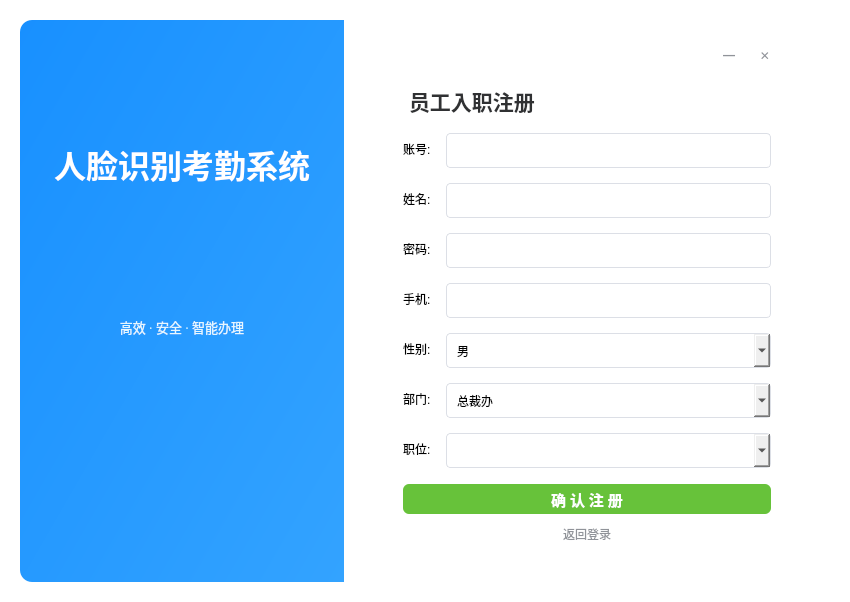
Before: the Qt Designer form AttendanceClient/AttendanceClient.ui in cai-0312/FaceAttendanceSystem, drawn with Qt 5.
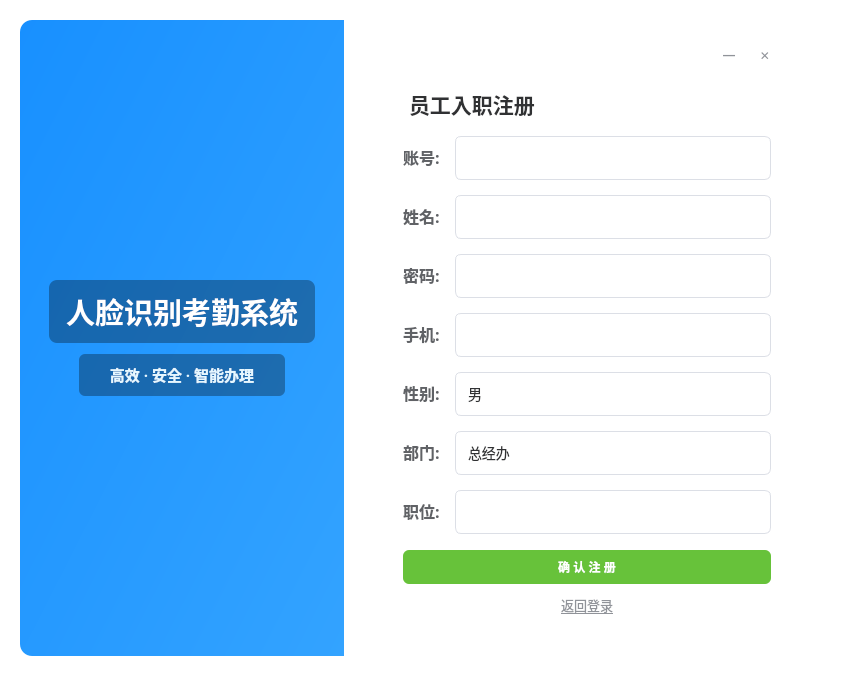
After: the same form once the commit is applied. The open tabs and pages were chosen to show the change. Icons and pictures are not drawn.

```diff
--- a/AttendanceClient/AttendanceClient.ui
+++ b/AttendanceClient/AttendanceClient.ui
@@ -7,11 +7,11 @@
 				<x>0</x>
 				<y>0</y>
 				<width>850</width>
-				<height>600</height>
+    <height>676</height>
 			</rect>
 		</property>
 		<property name="windowTitle">
-			<string>人脸识别考勤系统</string>
+   <string>人脸识别签到考勤系统</string>
 		</property>
 		<property name="styleSheet">
 			<string notr="true">QWidget#AttendanceClientClass { background: transparent; }</string>
@@ -35,20 +35,45 @@
 						<item>
 							<widget class="QFrame" name="frame_LeftBrand">
 								<property name="styleSheet">
-									<string notr="true">QFrame#frame_LeftBrand { background-color: qlineargradient(x1:0, y1:0, x2:1, y2:1, stop:0 #1890FF, stop:1 #33A3FF); border-top-left-radius: 12px; border-bottom-left-radius: 12px; }</string>
+         <string notr="true">
+										/* 🚀 核心魔法：在这里加载图案背景，并保持左侧圆角 */
+										QFrame#frame_LeftBrand {
+										/* 如果找不到图片，会退化显示这个科技蓝渐变色保底 */
+										background-color: qlineargradient(x1:0, y1:0, x2:1, y2:1, stop:0 #1890FF, stop:1 #33A3FF);
+
+										/* 读取外部图片并拉伸填满。请将图片命名为 login_bg.jpg 放在项目目录下 */
+										border-image: url(login_bg.jpg) 0 0 0 0 stretch stretch;
+
+										border-top-left-radius: 12px;
+										border-bottom-left-radius: 12px;
+										}
+									</string>
 								</property>
 								<layout class="QVBoxLayout" name="verticalLayout_Brand">
+         <item>
+          <spacer name="verticalSpacer">
+           <property name="orientation">
+            <enum>Qt::Orientation::Vertical</enum>
+           </property>
+           <property name="sizeHint" stdset="0">
+            <size>
+             <width>20</width>
+             <height>40</height>
+            </size>
+           </property>
+          </spacer>
+         </item>
 									<item>
 										<widget class="QLabel" name="label_LogoText">
 											<property name="font">
 												<font>
 													<family>Microsoft YaHei</family>
-													<pointsize>24</pointsize>
+             <pointsize>22</pointsize>
 													<bold>true</bold>
 												</font>
 											</property>
 											<property name="styleSheet">
-												<string notr="true">color: #FFFFFF;</string>
+            <string notr="true">color: #FFFFFF; background-color: rgba(0, 0, 0, 80); border-radius: 8px; padding: 10px; margin-left: 20px; margin-right: 20px;</string>
 											</property>
 											<property name="text">
 												<string>人脸识别考勤系统</string>
@@ -63,11 +88,12 @@
 											<property name="font">
 												<font>
 													<family>Microsoft YaHei</family>
-													<pointsize>10</pointsize>
+             <pointsize>11</pointsize>
+             <bold>true</bold>
 												</font>
 											</property>
 											<property name="styleSheet">
-												<string notr="true">color: #E6F7FF; margin-top: 10px;</string>
+            <string notr="true">color: #E6F7FF; background-color: rgba(0, 0, 0, 80); border-radius: 6px; padding: 5px; margin-left: 50px; margin-right: 50px; margin-top: 5px;</string>
 											</property>
 											<property name="text">
 												<string>高效 · 安全 · 智能办理</string>
@@ -77,11 +103,87 @@
 											</property>
 										</widget>
 									</item>
+         <item>
+          <spacer name="verticalSpacer_2">
+           <property name="orientation">
+            <enum>Qt::Orientation::Vertical</enum>
+           </property>
+           <property name="sizeHint" stdset="0">
+            <size>
+             <width>20</width>
+             <height>40</height>
+            </size>
+           </property>
+          </spacer>
+         </item>
 								</layout>
 							</widget>
 						</item>
 						<item>
 							<widget class="QFrame" name="frame_RightForm">
+        <property name="styleSheet">
+         <string notr="true">
+										/* 统一下拉框与输入框外观 */
+										QLineEdit, QComboBox {
+										border: 1px solid #DCDFE6;
+										border-radius: 6px;
+										padding: 6px 12px;
+										background: white;
+										color: #303133;
+										font-size: 14px;
+										min-height: 30px;
+										}
+										QLineEdit:hover, QComboBox:hover { border-color: #C0C4CC; }
+										QLineEdit:focus, QComboBox:focus { border-color: #409EFF; }
+										QComboBox::drop-down { border: none; width: 30px; }
+										QComboBox::down-arrow { image: none; border-left: 5px solid transparent; border-right: 5px solid transparent; border-top: 6px solid #909399; margin-top: 2px; }
+
+										/* 统一下拉列表的高颜值面板 */
+										QComboBox QAbstractItemView {
+										outline: none;
+										border: 1px solid #E5E6EB;
+										border-radius: 6px;
+										background: white;
+										padding: 4px;
+										}
+										QComboBox QAbstractItemView::item {
+										min-height: 36px;
+										color: #606266;
+										padding-left: 8px;
+										border-radius: 4px;
+										margin: 2px;
+										}
+										QComboBox QAbstractItemView::item:hover { background-color: #F5F7FA; color: #409EFF; }
+										QComboBox QAbstractItemView::item:selected { background-color: #ECF5FF; color: #409EFF; font-weight: bold; }
+
+										/* 登录按钮 */
+										QPushButton#btn_Login {
+										background-color: #409EFF; color: white; border-radius: 6px; padding: 8px 20px; font-weight: bold; font-size: 15px; border: none; margin-top: 10px;
+										}
+										QPushButton#btn_Login:hover { background-color: #66B1FF; }
+										QPushButton#btn_Login:pressed { background-color: #3A8EE6; }
+
+										/* 注册确认按钮 */
+										QPushButton#btn_ConfirmRegister {
+										background-color: #67C23A; color: white; border-radius: 6px; padding: 8px 20px; font-weight: bold; border: none; margin-top: 10px;
+										}
+										QPushButton#btn_ConfirmRegister:hover { background-color: #85CE61; }
+
+										/* 超链接文本按钮 */
+										QPushButton#btn_GoRegister {
+										color: #409EFF; border: none; background: transparent; text-decoration: underline; margin-top: 5px; font-size: 13px;
+										}
+										QPushButton#btn_GoRegister:hover { color: #66B1FF; }
+
+										QPushButton#btn_BackLogin {
+										color: #909399; border: none; background: transparent; text-decoration: underline; margin-top: 5px; font-size: 13px;
+										}
+										QPushButton#btn_BackLogin:hover { color: #606266; }
+
+										/* 左侧文字标签对齐与美化 */
+										QLabel { color: #606266; font-weight: bold; }
+									</string>
+        </property>
 								<layout class="QVBoxLayout" name="verticalLayout_Form">
 									<property name="leftMargin">
 										<number>50</number>
@@ -160,7 +262,7 @@
 									<item>
 										<widget class="QStackedWidget" name="stackedWidget">
 											<property name="currentIndex">
-												<number>1</number>
+            <number>0</number>
 											</property>
 											<widget class="QWidget" name="page_Login">
 												<layout class="QVBoxLayout" name="vL_Login">
@@ -172,12 +274,12 @@
 															<property name="font">
 																<font>
 																	<family>Microsoft YaHei</family>
-																	<pointsize>18</pointsize>
+                 <pointsize>29</pointsize>
 																	<bold>true</bold>
 																</font>
 															</property>
 															<property name="styleSheet">
-																<string notr="true">color: #303133;</string>
+                <string notr="true">color: #303133; border: none; margin-bottom: 10px;</string>
 															</property>
 															<property name="text">
 																<string>欢迎登录</string>
@@ -189,18 +291,9 @@
 															<property name="minimumSize">
 																<size>
 																	<width>0</width>
-																	<height>45</height>
-																</size>
-															</property>
-															<property name="font">
-																<font>
-																	<family>Microsoft YaHei</family>
-																	<pointsize>11</pointsize>
-																</font>
-															</property>
-															<property name="styleSheet">
-																<string notr="true">QLineEdit { border: 1px solid #DCDFE6; border-radius: 6px; padding-left: 15px; color: #303133; background: #FFFFFF; } QLineEdit:focus { border: 1px solid #1890FF; }</string>
-															</property>
+                 <height>44</height>
+                </size>
+               </property>
 															<property name="placeholderText">
 																<string>👤 员工账号</string>
 															</property>
@@ -211,18 +304,9 @@
 															<property name="minimumSize">
 																<size>
 																	<width>0</width>
-																	<height>45</height>
-																</size>
-															</property>
-															<property name="font">
-																<font>
-																	<family>Microsoft YaHei</family>
-																	<pointsize>11</pointsize>
-																</font>
-															</property>
-															<property name="styleSheet">
-																<string notr="true">QLineEdit { border: 1px solid #DCDFE6; border-radius: 6px; padding-left: 15px; color: #303133; background: #FFFFFF; } QLineEdit:focus { border: 1px solid #1890FF; }</string>
-															</property>
+                 <height>44</height>
+                </size>
+               </property>
 															<property name="echoMode">
 																<enum>QLineEdit::EchoMode::Password</enum>
 															</property>
@@ -236,26 +320,23 @@
 															<property name="minimumSize">
 																<size>
 																	<width>0</width>
-																	<height>45</height>
+                 <height>44</height>
 																</size>
 															</property>
 															<property name="font">
 																<font>
 																	<family>Microsoft YaHei</family>
-																	<pointsize>11</pointsize>
-																</font>
-															</property>
-															<property name="styleSheet">
-																<string notr="true">QComboBox { border: 1px solid #DCDFE6; border-radius: 6px; padding-left: 15px; background: #FFFFFF; } QComboBox:focus { border: 1px solid #1890FF; } QComboBox::drop-down { border: none; }</string>
-															</property>
+                 <pointsize>-1</pointsize>
+                </font>
+               </property>
 															<item>
 																<property name="text">
-																	<string>普通员工</string>
+                 <string>普通登录</string>
 																</property>
 															</item>
 															<item>
 																<property name="text">
-																	<string>管理员</string>
+                 <string>管理员登录</string>
 																</property>
 															</item>
 														</widget>
@@ -268,19 +349,9 @@
 																	<height>45</height>
 																</size>
 															</property>
-															<property name="font">
-																<font>
-																	<family>Microsoft YaHei</family>
-																	<pointsize>12</pointsize>
-																	<bold>true</bold>
-																</font>
-															</property>
 															<property name="cursor">
 																<cursorShape>PointingHandCursor</cursorShape>
 															</property>
-															<property name="styleSheet">
-																<string notr="true">QPushButton { background-color: #1890FF; color: white; border-radius: 6px; margin-top: 10px; } QPushButton:hover { background-color: #40A9FF; } QPushButton:pressed { background-color: #096DD9; }</string>
-															</property>
 															<property name="text">
 																<string>登 录</string>
 															</property>
@@ -291,9 +362,6 @@
 															<property name="cursor">
 																<cursorShape>PointingHandCursor</cursorShape>
 															</property>
-															<property name="styleSheet">
-																<string notr="true">QPushButton { color: #1890FF; border: none; background: transparent; text-decoration: underline; margin-top: 5px; } QPushButton:hover { color: #40A9FF; }</string>
-															</property>
 															<property name="text">
 																<string>没有账号？立即注册</string>
 															</property>
@@ -313,7 +381,7 @@
 																</font>
 															</property>
 															<property name="styleSheet">
-																<string notr="true">color: #303133; margin-bottom: 10px;</string>
+                <string notr="true">color: #303133; margin-bottom: 10px; border: none;</string>
 															</property>
 															<property name="text">
 																<string>员工入职注册</string>
@@ -322,37 +390,40 @@
 													</item>
 													<item>
 														<layout class="QFormLayout" name="formLayout_Reg">
+               <property name="labelAlignment">
+                <set>Qt::AlignmentFlag::AlignRight|Qt::AlignmentFlag::AlignTrailing|Qt::AlignmentFlag::AlignVCenter</set>
+               </property>
 															<property name="horizontalSpacing">
 																<number>15</number>
 															</property>
 															<property name="verticalSpacing">
 																<number>15</number>
 															</property>
-															<item row="0" column="0">
-																<widget class="QLabel" name="label_4">
-																	<property name="text">
-																		<string>账号:</string>
-																	</property>
-																</widget>
-															</item>
 															<item row="0" column="1">
 																<widget class="QLineEdit" name="lineEdit_RegAccount">
 																	<property name="minimumSize">
 																		<size>
 																			<width>0</width>
-																			<height>35</height>
-																		</size>
-																	</property>
-																	<property name="styleSheet">
-																		<string notr="true">QLineEdit { border: 1px solid #DCDFE6; border-radius: 4px; padding-left: 10px; }</string>
-																	</property>
+                   <height>44</height>
+                  </size>
+                 </property>
 																</widget>
 															</item>
 															<item row="1" column="0">
 																<widget class="QLabel" name="label_5">
+                 <property name="font">
+                  <font>
+                   <family>Microsoft YaHei</family>
+                   <pointsize>12</pointsize>
+                   <bold>true</bold>
+                  </font>
+                 </property>
 																	<property name="text">
 																		<string>姓名:</string>
 																	</property>
+                 <property name="alignment">
+                  <set>Qt::AlignmentFlag::AlignCenter</set>
+                 </property>
 																</widget>
 															</item>
 															<item row="1" column="1">
@@ -360,19 +431,26 @@
 																	<property name="minimumSize">
 																		<size>
 																			<width>0</width>
-																			<height>35</height>
-																		</size>
-																	</property>
-																	<property name="styleSheet">
-																		<string notr="true">QLineEdit { border: 1px solid #DCDFE6; border-radius: 4px; padding-left: 10px; }</string>
-																	</property>
+                   <height>44</height>
+                  </size>
+                 </property>
 																</widget>
 															</item>
 															<item row="2" column="0">
 																<widget class="QLabel" name="label_6">
+                 <property name="font">
+                  <font>
+                   <family>Microsoft YaHei</family>
+                   <pointsize>12</pointsize>
+                   <bold>true</bold>
+                  </font>
+                 </property>
 																	<property name="text">
 																		<string>密码:</string>
 																	</property>
+                 <property name="alignment">
+                  <set>Qt::AlignmentFlag::AlignCenter</set>
+                 </property>
 																</widget>
 															</item>
 															<item row="2" column="1">
@@ -380,12 +458,9 @@
 																	<property name="minimumSize">
 																		<size>
 																			<width>0</width>
-																			<height>35</height>
-																		</size>
-																	</property>
-																	<property name="styleSheet">
-																		<string notr="true">QLineEdit { border: 1px solid #DCDFE6; border-radius: 4px; padding-left: 10px; }</string>
-																	</property>
+                   <height>44</height>
+                  </size>
+                 </property>
 																	<property name="echoMode">
 																		<enum>QLineEdit::EchoMode::Password</enum>
 																	</property>
@@ -393,9 +468,19 @@
 															</item>
 															<item row="3" column="0">
 																<widget class="QLabel" name="label_7">
+                 <property name="font">
+                  <font>
+                   <family>Microsoft YaHei</family>
+                   <pointsize>12</pointsize>
+                   <bold>true</bold>
+                  </font>
+                 </property>
 																	<property name="text">
 																		<string>手机:</string>
 																	</property>
+                 <property name="alignment">
+                  <set>Qt::AlignmentFlag::AlignCenter</set>
+                 </property>
 																</widget>
 															</item>
 															<item row="3" column="1">
@@ -403,19 +488,26 @@
 																	<property name="minimumSize">
 																		<size>
 																			<width>0</width>
-																			<height>35</height>
-																		</size>
-																	</property>
-																	<property name="styleSheet">
-																		<string notr="true">QLineEdit { border: 1px solid #DCDFE6; border-radius: 4px; padding-left: 10px; }</string>
-																	</property>
+                   <height>44</height>
+                  </size>
+                 </property>
 																</widget>
 															</item>
 															<item row="4" column="0">
 																<widget class="QLabel" name="label_8">
+                 <property name="font">
+                  <font>
+                   <family>Microsoft YaHei</family>
+                   <pointsize>12</pointsize>
+                   <bold>true</bold>
+                  </font>
+                 </property>
 																	<property name="text">
 																		<string>性别:</string>
 																	</property>
+                 <property name="alignment">
+                  <set>Qt::AlignmentFlag::AlignCenter</set>
+                 </property>
 																</widget>
 															</item>
 															<item row="4" column="1">
@@ -423,11 +515,14 @@
 																	<property name="minimumSize">
 																		<size>
 																			<width>0</width>
-																			<height>35</height>
-																		</size>
-																	</property>
-																	<property name="styleSheet">
-																		<string notr="true">QComboBox { border: 1px solid #DCDFE6; border-radius: 4px; padding-left: 10px; }</string>
+                   <height>44</height>
+                  </size>
+                 </property>
+                 <property name="font">
+                  <font>
+                   <family>Microsoft YaHei</family>
+                   <pointsize>-1</pointsize>
+                  </font>
 																	</property>
 																	<item>
 																		<property name="text">
@@ -443,9 +538,19 @@
 															</item>
 															<item row="5" column="0">
 																<widget class="QLabel" name="label_9">
+                 <property name="font">
+                  <font>
+                   <family>Microsoft YaHei</family>
+                   <pointsize>12</pointsize>
+                   <bold>true</bold>
+                  </font>
+                 </property>
 																	<property name="text">
 																		<string>部门:</string>
 																	</property>
+                 <property name="alignment">
+                  <set>Qt::AlignmentFlag::AlignCenter</set>
+                 </property>
 																</widget>
 															</item>
 															<item row="5" column="1">
@@ -453,15 +558,18 @@
 																	<property name="minimumSize">
 																		<size>
 																			<width>0</width>
-																			<height>35</height>
-																		</size>
-																	</property>
-																	<property name="styleSheet">
-																		<string notr="true">QComboBox { border: 1px solid #DCDFE6; border-radius: 4px; padding-left: 10px; }</string>
+                   <height>44</height>
+                  </size>
+                 </property>
+                 <property name="font">
+                  <font>
+                   <family>Microsoft YaHei</family>
+                   <pointsize>-1</pointsize>
+                  </font>
 																	</property>
 																	<item>
 																		<property name="text">
-																			<string>总裁办</string>
+                   <string>总经办</string>
 																		</property>
 																	</item>
 																	<item>
@@ -498,9 +606,19 @@
 															</item>
 															<item row="6" column="0">
 																<widget class="QLabel" name="label_10">
+                 <property name="font">
+                  <font>
+                   <family>Microsoft YaHei</family>
+                   <pointsize>12</pointsize>
+                   <bold>true</bold>
+                  </font>
+                 </property>
 																	<property name="text">
 																		<string>职位:</string>
 																	</property>
+                 <property name="alignment">
+                  <set>Qt::AlignmentFlag::AlignCenter</set>
+                 </property>
 																</widget>
 															</item>
 															<item row="6" column="1">
@@ -508,11 +626,25 @@
 																	<property name="minimumSize">
 																		<size>
 																			<width>0</width>
-																			<height>35</height>
-																		</size>
-																	</property>
-																	<property name="styleSheet">
-																		<string notr="true">QComboBox { border: 1px solid #DCDFE6; border-radius: 4px; padding-left: 10px; }</string>
+                   <height>44</height>
+                  </size>
+                 </property>
+                </widget>
+               </item>
+               <item row="0" column="0">
+                <widget class="QLabel" name="label_4">
+                 <property name="font">
+                  <font>
+                   <family>Microsoft YaHei</family>
+                   <pointsize>12</pointsize>
+                   <bold>true</bold>
+                  </font>
+                 </property>
+                 <property name="text">
+                  <string>账号:</string>
+                 </property>
+                 <property name="alignment">
+                  <set>Qt::AlignmentFlag::AlignCenter</set>
 																	</property>
 																</widget>
 															</item>
@@ -526,16 +658,6 @@
 																	<height>40</height>
 																</size>
 															</property>
-															<property name="font">
-																<font>
-																	<family>Microsoft YaHei</family>
-																	<pointsize>11</pointsize>
-																	<bold>true</bold>
-																</font>
-															</property>
-															<property name="styleSheet">
-																<string notr="true">QPushButton { background-color: #67C23A; color: white; border-radius: 6px; margin-top: 10px; } QPushButton:hover { background-color: #85CE61; }</string>
-															</property>
 															<property name="text">
 																<string>确 认 注 册</string>
 															</property>
@@ -543,9 +665,6 @@
 													</item>
 													<item>
 														<widget class="QPushButton" name="btn_BackLogin">
-															<property name="styleSheet">
-																<string notr="true">QPushButton { color: #909399; border: none; background: transparent; margin-top: 5px; } QPushButton:hover { color: #606266; text-decoration: underline; }</string>
-															</property>
 															<property name="text">
 																<string>返回登录</string>
 															</property>
```
Lines whose indentation alone changed are shown as unchanged.
